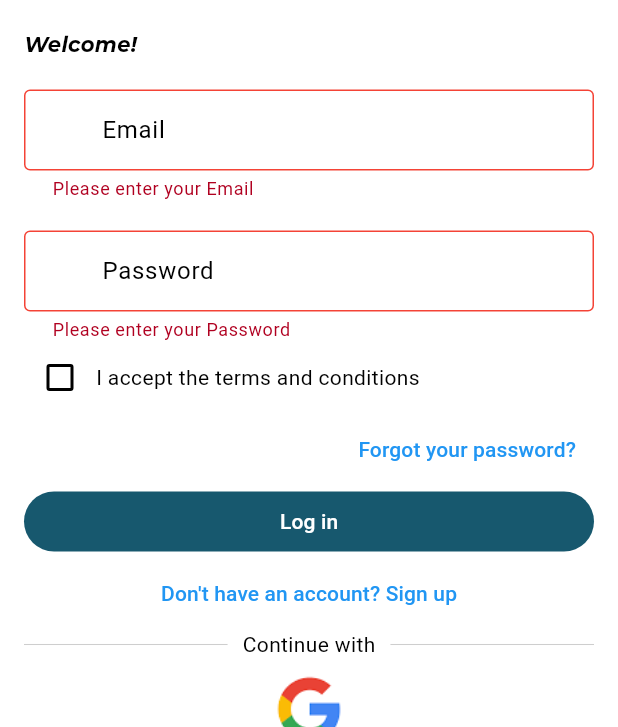
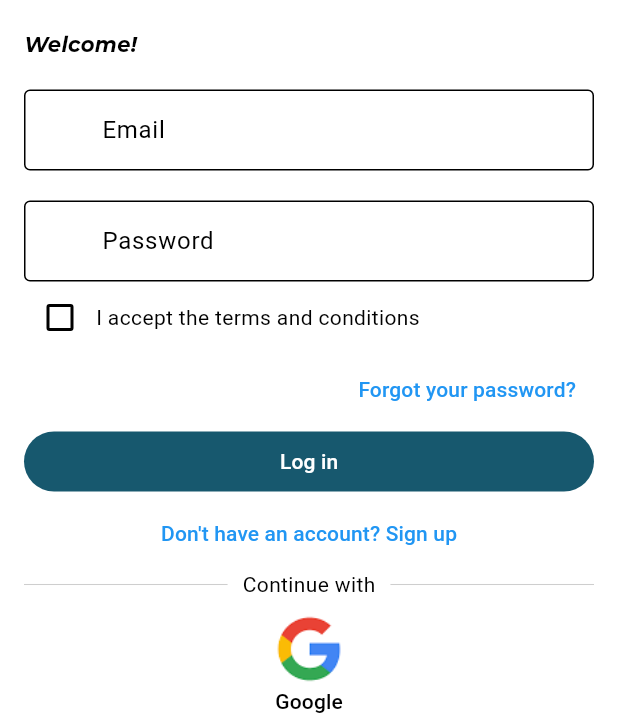
Before and after one commit to CrystalKhadka/pet-connect-mobile-application-flutter, a Flutter app: the screen it shows after launch, after a tap on "Log in", on a phone screen of 412 x 824 dp, the part 509-1236 px from its top. Run offline on Flutter 3.47's test engine with Material 3 defaults, Android fonts, the phone set to English and light mode, and no system bars; our stand-ins replace flutter_riverpod; Roboto replaces fonts that are missing (Montserrat).

```diff
--- a/lib/app/app.dart
+++ b/lib/app/app.dart
@@ -1,4 +1,4 @@
-import 'package:final_assignment/screen/splash_screen.dart';
+import 'package:final_assignment/features/splash/presentation/view/splash_screen.dart';
 import 'package:flutter/material.dart';
 
 import 'navigator_key/navigator_key.dart';
--- /dev/null
+++ b/lib/features/auth/presentation/navigator/login_navigator.dart
@@ -0,0 +1,11 @@
+import 'package:final_assignment/app/navigator/navigator.dart';
+import 'package:final_assignment/features/auth/presentation/navigator/register_navigator.dart';
+import 'package:final_assignment/features/auth/presentation/view/login_view.dart';
+
+class LoginViewNavigator with RegisterViewRoute {}
+
+mixin LoginViewROute {
+  openLoginView() {
+    NavigateRoute.popAndPushRoute(const LoginView());
+  }
+}
--- a/lib/screen/login_screen.dart
+++ b/lib/features/auth/presentation/view/login_view.dart
@@ -1,26 +1,22 @@
+import 'package:final_assignment/core/common/my_button.dart';
+import 'package:final_assignment/core/common/my_text_field.dart';
 import 'package:flutter/material.dart';
+import 'package:flutter_riverpod/flutter_riverpod.dart';
 
-import '../common/my_button.dart';
-import '../common/my_text_field.dart';
-import '../model/user_model.dart';
-import 'bottom_screen/dashboard_screen.dart';
-import 'register_screen.dart';
-
-class LoginScreen extends StatefulWidget {
-  const LoginScreen({super.key});
+class LoginView extends ConsumerStatefulWidget {
+  const LoginView({super.key});
 
   @override
-  State<LoginScreen> createState() => _LoginScreenState();
+  ConsumerState<ConsumerStatefulWidget> createState() => _LoginViewState();
 }
 
-class _LoginScreenState extends State<LoginScreen> {
+class _LoginViewState extends ConsumerState<LoginView> {
   final emailController = TextEditingController();
   final passwordController = TextEditingController();
   bool termsAccepted = false;
   bool obscurePassword = true;
 
   final key = GlobalKey<FormState>();
-  UserModel? userModel;
 
   @override
   Widget build(BuildContext context) {
@@ -115,9 +111,7 @@ class _LoginScreenState extends State<LoginScreen> {
                       SizedBox(
                         width: double.infinity,
                         child: MyButton(
-                          onPressed: () {
-                            _login();
-                          },
+                          onPressed: () {},
                           bgColor: const Color.fromRGBO(23, 88, 110, 1),
                           fgColor: Colors.white,
                           child: const Text('Log in'),
@@ -126,12 +120,7 @@ class _LoginScreenState extends State<LoginScreen> {
                       SizedBox(
                         width: double.infinity,
                         child: TextButton(
-                          onPressed: () {
-                            Navigator.push(context,
-                                MaterialPageRoute(builder: (context) {
-                              return const RegisterScreen();
-                            }));
-                          },
+                          onPressed: () {},
                           child: const Text(
                             "Don't have an account? Sign up",
                             style: TextStyle(color: Colors.blue),
@@ -189,42 +178,4 @@ class _LoginScreenState extends State<LoginScreen> {
       ),
     );
   }
-
-  void _login() {
-    if (key.currentState!.validate() && termsAccepted) {
-      userModel = UserModel(
-        email: emailController.text,
-        password: passwordController.text,
-      );
-      if (userModel!.validate()) {
-        Navigator.push(
-          context,
-          MaterialPageRoute(
-            builder: (context) {
-              return const DashboardScreen();
-            },
-          ),
-        );
-      } else {
-        showDialog(
-          context: context,
-          builder: (context) => AlertDialog(
-            title: const Text("Error"),
-            content: const Text("You have entered wrong email or password"),
-            actions: [
-              MyButton(
-                onPressed: () {
-                  Navigator.of(context).pop();
-                },
-                child: const Text(
-                  "Okay",
-                  style: TextStyle(fontSize: 20),
-                ),
-              ),
-            ],
-          ),
-        );
-      }
-    }
-  }
 }
--- /dev/null
+++ b/lib/features/splash/presentation/view/splash_screen.dart
@@ -0,0 +1,62 @@
+import 'package:flutter/material.dart';
+import 'package:flutter_riverpod/flutter_riverpod.dart';
+
+import '../viewmodel/splash_view_model.dart';
+
+class SplashScreen extends ConsumerStatefulWidget {
+  const SplashScreen({super.key});
+
+  @override
+  ConsumerState<ConsumerStatefulWidget> createState() => _SplashScreenState();
+}
+
+class _SplashScreenState extends ConsumerState<SplashScreen> {
+  @override
+  void initState() {
+    ref.read(splashViewModelProvider.notifier).openLoginView();
+    super.initState();
+  }
+
+  @override
+  Widget build(BuildContext context) {
+    return SafeArea(
+      child: Scaffold(
+        backgroundColor: Colors.white,
+        body: Column(
+          mainAxisAlignment: MainAxisAlignment.spaceBetween,
+          children: [
+            const SizedBox(),
+
+            Center(
+              child: Image.asset(
+                'assets/images/icon.jpg',
+                width: 180,
+                height: 180,
+              ),
+            ), // replace with your app logo path
+
+            const Column(
+              children: [
+                Padding(
+                  padding: EdgeInsets.only(bottom: 20.0),
+                  child: CircularProgressIndicator(
+                    backgroundColor: Colors.blue,
+                  ),
+                ),
+                Center(
+                  child: Text(
+                    'version 1.0.0',
+                    style: TextStyle(
+                      fontSize: 20,
+                      fontStyle: FontStyle.italic,
+                    ),
+                  ),
+                ),
+              ],
+            ),
+          ],
+        ),
+      ),
+    );
+  }
+}
--- /dev/null
+++ b/lib/features/splash/presentation/viewmodel/splash_view_model.dart
@@ -0,0 +1,20 @@
+import 'package:final_assignment/features/splash/presentation/navigator/splash_navigator.dart';
+import 'package:flutter_riverpod/flutter_riverpod.dart';
+
+final splashViewModelProvider =
+    StateNotifierProvider<SplashViewModel, void>((ref) {
+  final navigator = ref.read(splashViewNavigatorProvider);
+  return SplashViewModel(navigator);
+});
+
+class SplashViewModel extends StateNotifier<void> {
+  SplashViewModel(this.navigator) : super(null);
+
+  final SplashViewNavigator navigator;
+
+  void openLoginView() async {
+    Future.delayed(const Duration(seconds: 2), () {
+      navigator.openLoginView();
+    });
+  }
+}
--- a/lib/main.dart
+++ b/lib/main.dart
@@ -1,7 +1,8 @@
 import 'package:flutter/material.dart';
+import 'package:flutter_riverpod/flutter_riverpod.dart';
 
 import 'app/app.dart';
 
 void main() {
-  runApp(const App());
+  runApp(const ProviderScope(child: App()));
 }
--- a/lib/model/user_model.dart
+++ /dev/null
@@ -1,16 +0,0 @@
-class UserModel {
-  final String email;
-  final String password;
-
-  UserModel({
-    required this.email,
-    required this.password,
-  });
-
-  bool validate() {
-    if (email == 'admin@gmail.com' && password == 'admin') {
-      return true;
-    }
-    return false;
-  }
-}
--- a/lib/screen/splash_screen.dart
+++ /dev/null
@@ -1,89 +0,0 @@
-import 'dart:async';
-
-import 'package:flutter/material.dart';
-
-import 'login_screen.dart';
-
-class SplashScreen extends StatefulWidget {
-  const SplashScreen({super.key});
-
-  @override
-  State<SplashScreen> createState() => _SplashScreenState();
-}
-
-class _SplashScreenState extends State<SplashScreen>
-    with SingleTickerProviderStateMixin {
-  late AnimationController _controller;
-  late Animation<double> _animation;
-
-  @override
-  void initState() {
-    super.initState();
-    _controller = AnimationController(
-      duration: const Duration(seconds: 5),
-      vsync: this,
-    );
-    _animation = Tween<double>(begin: 0.0, end: 1.0).animate(_controller)
-      ..addListener(() {
-        setState(() {}); // Update the UI when animation value changes
-      });
-    _controller.forward();
-    Timer(const Duration(seconds: 5), () {
-      Navigator.pushReplacement(
-        context,
-        MaterialPageRoute(builder: (context) => const LoginScreen()),
-      );
-    });
-  }
-
-  @override
-  void dispose() {
-    _controller.dispose(); // Properly disposing the controller
-    super.dispose();
-  }
-
-  @override
-  Widget build(BuildContext context) {
-    return Scaffold(
-      appBar: AppBar(),
-      backgroundColor: Colors.white,
-      body: Column(
-        mainAxisAlignment: MainAxisAlignment.spaceBetween,
-        children: [
-          const SizedBox(),
-
-          Center(
-            child: FadeTransition(
-              opacity: _animation,
-              child: Image.asset(
-                'assets/images/icon.jpg',
-                width: 180,
-                height: 180,
-              ),
-            ),
-          ), // replace with your app logo path
-
-          const Column(
-            children: [
-              Padding(
-                padding: EdgeInsets.only(bottom: 20.0),
-                child: CircularProgressIndicator(
-                  backgroundColor: Colors.blue,
-                ),
-              ),
-              Center(
-                child: Text(
-                  'version 1.0.0',
-                  style: TextStyle(
-                    fontSize: 20,
-                    fontStyle: FontStyle.italic,
-                  ),
-                ),
-              ),
-            ],
-          ),
-        ],
-      ),
-    );
-  }
-}
```
Also changed, not shown: lib/app/constants/api_endpoint.dart (deleted, +0 -28 lines), lib/app/constants/hive_table_constant.dart (+0 -9 lines), lib/features/auth/presentation/navigator/register_navigator.dart (added, +11 -0 lines), lib/features/auth/presentation/view/register_view.dart (renamed from lib/screen/register_screen.dart, +9 -20 lines), lib/features/splash/presentation/navigator/splash_navigator.dart (added, +9 -0 lines), lib/core/common/my_button.dart (renamed from lib/common/my_button.dart), lib/core/common/my_text_field.dart (renamed from lib/common/my_text_field.dart), lib/features/home/presentation/view/bottom_screen/dashboard_screen.dart (renamed from lib/screen/bottom_screen/dashboard_screen.dart), lib/features/home/presentation/view/bottom_screen/home_screen.dart (renamed from lib/screen/bottom_screen/home_screen.dart).
